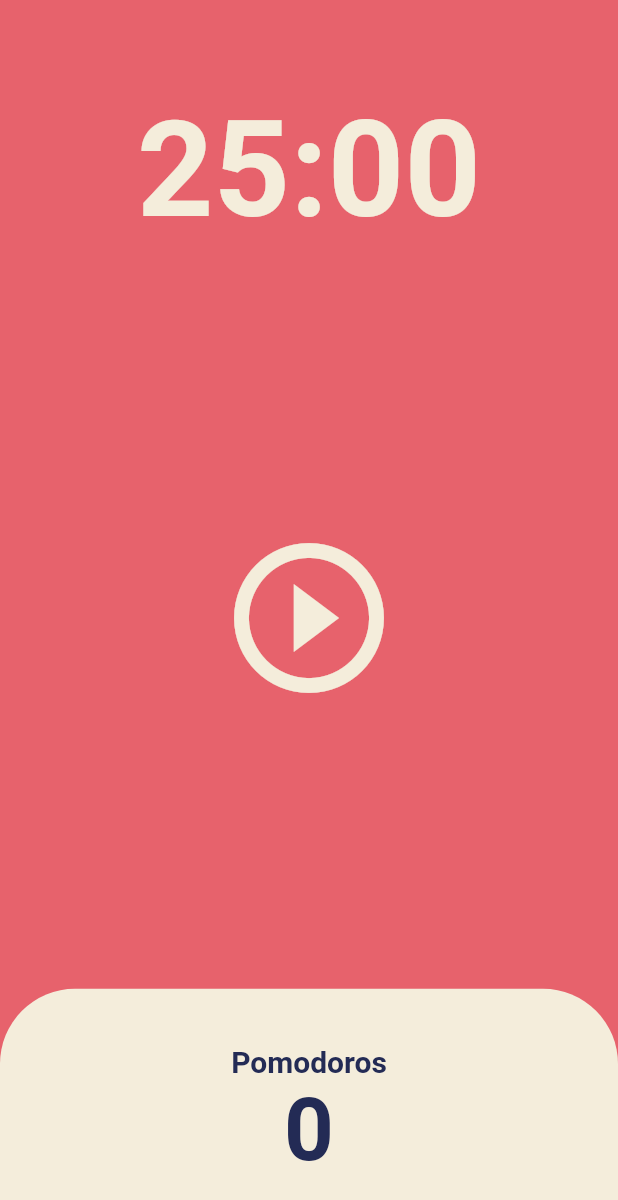
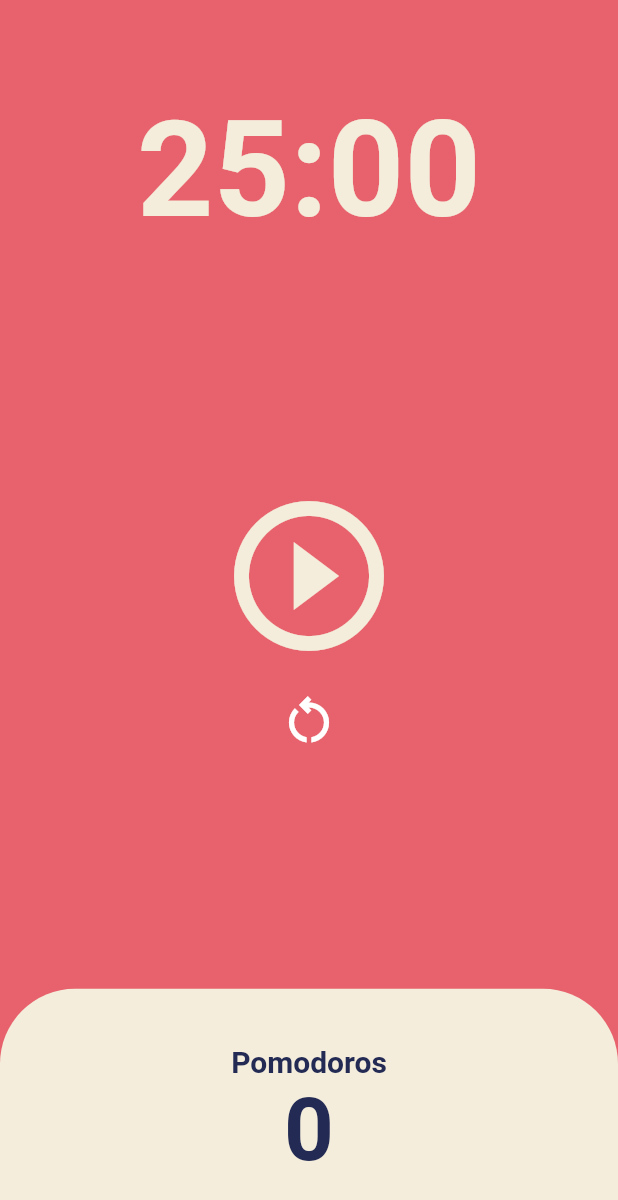
Before and after one commit to greeenCode/toonflix, a Flutter app: the screen it shows after launch, on a phone screen of 412 x 824 dp. Shown: the top 1200 px of the screen. Run offline on Flutter 3.47's test engine with Material 2 defaults, Android fonts, the phone set to English and light mode, and no system bars.

Commit message:
5.4 Code Challenge

```diff
--- a/lib/screens/home_screen.dart
+++ b/lib/screens/home_screen.dart
@@ -48,6 +48,15 @@ class _HomeScreenState extends State<HomeScreen> {
     });
   }
 
+  void onReset() {
+    timer.cancel();
+
+    setState(() {
+      totalSeconds = twentyFiveMinutes;
+      isRunning = false;
+    });
+  }
+
   String format(int seconds) {
     var duration = Duration(seconds: seconds);
     return duration.toString().split('.').first.substring(2, 7);
@@ -76,7 +85,10 @@ class _HomeScreenState extends State<HomeScreen> {
           Flexible(
             flex: 3,
             child: Center(
-              child: IconButton(
+              child: Column(
+                mainAxisAlignment: MainAxisAlignment.center,
+                children: [
+                  IconButton(
                     iconSize: 120,
                     color: Theme.of(context).cardColor,
                     onPressed: isRunning ? onPausePressed : onStartPressed,
@@ -85,6 +97,16 @@ class _HomeScreenState extends State<HomeScreen> {
                         : const Icon(
                             Icons.play_circle_outline,
                           ),
+                  ),
+                  IconButton(
+                    iconSize: 40,
+                    color: Colors.white,
+                    onPressed: onReset,
+                    icon: const Icon(
+                      Icons.restart_alt_outlined,
+                    ),
+                  )
+                ],
               ),
             ),
           ),
```
Lines whose indentation alone changed are shown as unchanged.
